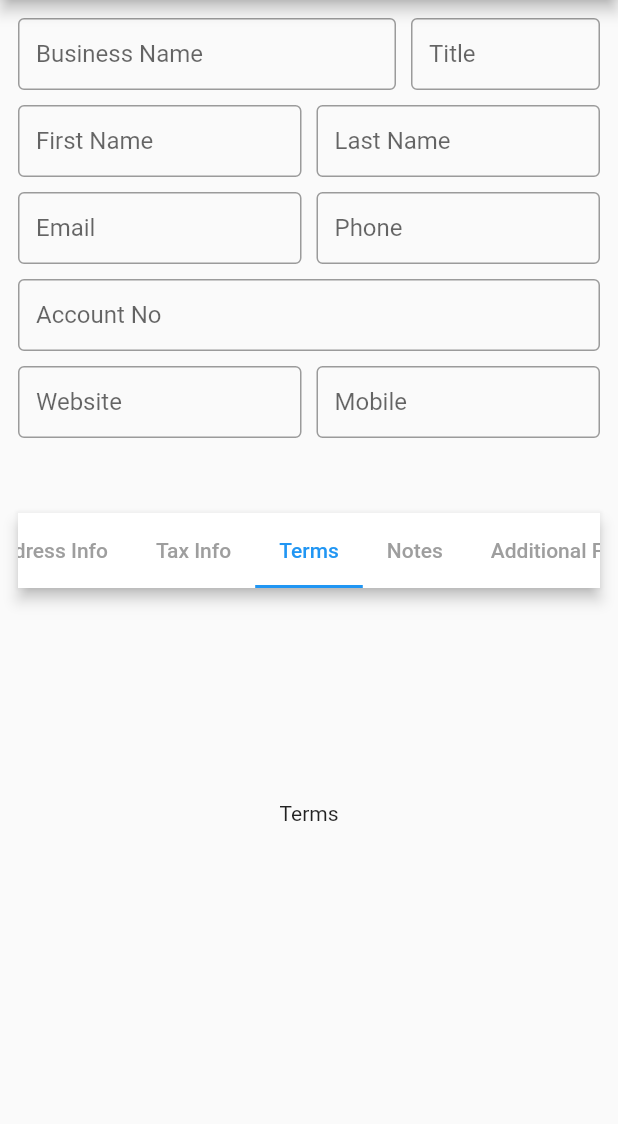
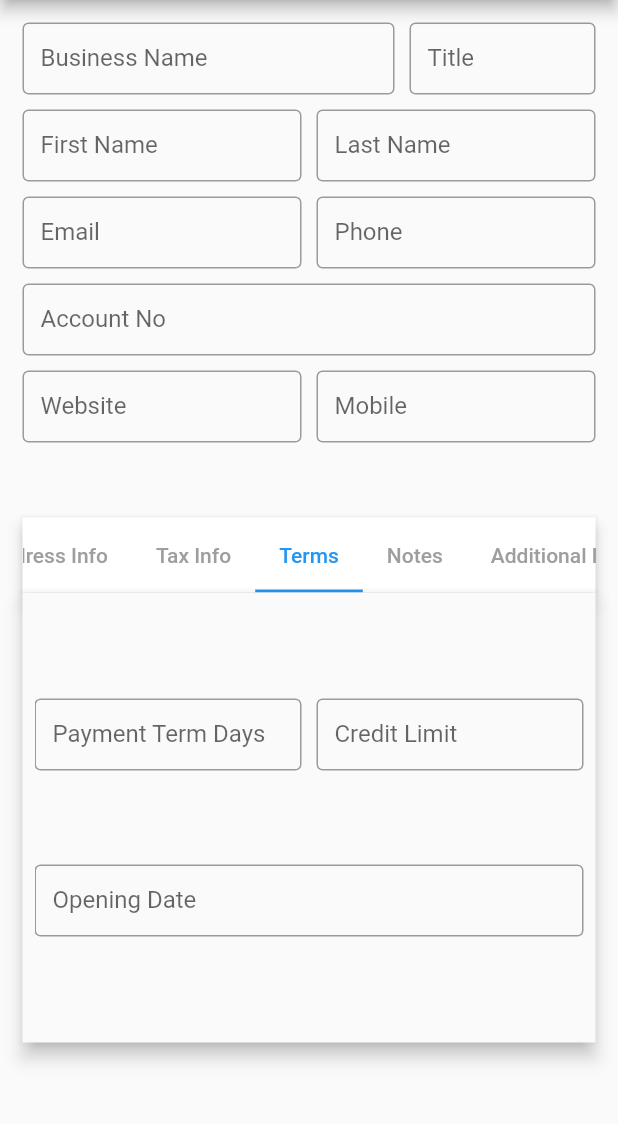
Before and after one commit to Ali-10011/fast-accounts-mobile-app, a Flutter app: the screen it shows after launch, tab 3 chosen, on a phone screen of 412 x 824 dp, the part 84-1208 px from its top. Run offline on Flutter 3.47's test engine with Material 2 defaults, Android fonts, the phone set to English and light mode, and no system bars.

Commit message:
saving work

```diff
--- a/fast_accounts/lib/views/Sales/customers.dart
+++ b/fast_accounts/lib/views/Sales/customers.dart
@@ -30,7 +30,46 @@ class _CustomersState extends State<Customers> {
   final TextEditingController _postalCodeController = TextEditingController();
   final TextEditingController _countryController = TextEditingController();
 
+//Tax Info
+  final TextEditingController _ntnNumberController = TextEditingController();
+  final TextEditingController _salesTaxController = TextEditingController();
+  final TextEditingController _cnicController = TextEditingController();
+
+  //Terms
+  final TextEditingController _paymentTermDaysController =
+      TextEditingController();
+  final TextEditingController _creditLimitController = TextEditingController();
+  final TextEditingController _openingDateController = TextEditingController();
+    final TextEditingController _openingBalanceController = TextEditingController();
+  final TextEditingController _discountController = TextEditingController();
+
+  //Notes
+  final TextEditingController _notesController = TextEditingController();
+
+  //Additional Fields
+  final TextEditingController _fieldAController = TextEditingController();
+  final TextEditingController _fieldBController = TextEditingController();
+  final TextEditingController _fieldCController = TextEditingController();
+  final TextEditingController _fieldDController = TextEditingController();
+  final TextEditingController _field1Controller = TextEditingController();
+  final TextEditingController _field2Controller = TextEditingController();
+  final TextEditingController _field3Controller = TextEditingController();
+  final TextEditingController _field4Controller = TextEditingController();
+
   final formKey = GlobalKey<FormState>();
+
+  Widget createTextFormField(
+      TextEditingController textController, String? label, String? hintText) {
+    return TextFormField(
+      controller: textController,
+      decoration: InputDecoration(
+        contentPadding: const EdgeInsets.symmetric(horizontal: 12),
+        border: const OutlineInputBorder(),
+        hintText: hintText,
+        labelText: label,
+      ),
+    );
+  }
 
   @override
   Widget build(BuildContext context) {
@@ -40,7 +79,7 @@ class _CustomersState extends State<Customers> {
         appBar: AppBar(title: const Text("Customers")),
         drawer: const NavigationDrawerWidget(),
         body: Padding(
-            padding: const EdgeInsets.all(12.0),
+            padding: const EdgeInsets.all(15.0),
             child: Form(
               key: formKey,
               child: ListView(
@@ -51,8 +90,12 @@ class _CustomersState extends State<Customers> {
                         flex: 2,
                         child: TextFormField(
                           controller: _businessNameController,
-                          // initialValue: widget.contactModel.name,
-
+                          validator: (text) {
+                            if (text == null || text.isEmpty) {
+                              return 'This Field Cannot be Empty';
+                            }
+                            return null;
+                          },
                           decoration: const InputDecoration(
                             contentPadding:
                                 EdgeInsets.symmetric(horizontal: 12),
@@ -65,19 +108,8 @@ class _CustomersState extends State<Customers> {
                       const SizedBox(width: 10),
                       Expanded(
                           flex: 1,
-                        child: TextFormField(
-                          controller: _titleController,
-                          // initialValue: widget.contactModel.name,
-
-                          decoration: const InputDecoration(
-                            contentPadding:
-                                EdgeInsets.symmetric(horizontal: 12),
-                            border: OutlineInputBorder(),
-                            hintText: "Title",
-                            labelText: "Title",
-                          ),
-                        ),
-                      )
+                          child: createTextFormField(
+                              _titleController, "Title", "Title"))
                     ],
                   ),
                   const SizedBox(
@@ -87,37 +119,15 @@ class _CustomersState extends State<Customers> {
                     children: [
                       Expanded(
                           flex: 1,
-                        child: TextFormField(
-                          controller: _firstNameController,
-                          // initialValue: widget.contactModel.name,
-
-                          decoration: const InputDecoration(
-                            contentPadding:
-                                EdgeInsets.symmetric(horizontal: 12),
-                            border: OutlineInputBorder(),
-                            hintText: "First Name",
-                            labelText: "First Name",
-                          ),
-                        ),
-                      ),
+                          child: createTextFormField(_firstNameController,
+                              "First Name", "First Name")),
                       const SizedBox(
                         width: 10,
                       ),
                       Expanded(
                           flex: 1,
-                        child: TextFormField(
-                          controller: _lastNameController,
-                          // initialValue: widget.contactModel.name,
-
-                          decoration: const InputDecoration(
-                            contentPadding:
-                                EdgeInsets.symmetric(horizontal: 12),
-                            border: OutlineInputBorder(),
-                            hintText: "Last Name",
-                            labelText: "Last Name",
-                          ),
-                        ),
-                      ),
+                          child: createTextFormField(
+                              _lastNameController, "Last Name", "Last Name")),
                     ],
                   ),
                   const SizedBox(
@@ -127,37 +137,15 @@ class _CustomersState extends State<Customers> {
                     children: [
                       Expanded(
                           flex: 1,
-                        child: TextFormField(
-                          controller: _emailController,
-                          // initialValue: widget.contactModel.name,
-
-                          decoration: const InputDecoration(
-                            contentPadding:
-                                EdgeInsets.symmetric(horizontal: 12),
-                            border: OutlineInputBorder(),
-                            hintText: "Email",
-                            labelText: "Email",
-                          ),
-                        ),
-                      ),
+                          child: createTextFormField(
+                              _emailController, "Email", "Email")),
                       const SizedBox(
                         width: 10,
                       ),
                       Expanded(
                           flex: 1,
-                        child: TextFormField(
-                          controller: _phoneController,
-                          // initialValue: widget.contactModel.name,
-
-                          decoration: const InputDecoration(
-                            contentPadding:
-                                EdgeInsets.symmetric(horizontal: 12),
-                            border: OutlineInputBorder(),
-                            hintText: "Phone",
-                            labelText: "Phone",
-                          ),
-                        ),
-                      ),
+                          child: createTextFormField(
+                              _phoneController, 'Phone', 'Phone')),
                     ],
                   ),
                   const SizedBox(
@@ -165,18 +153,8 @@ class _CustomersState extends State<Customers> {
                   ),
                   Expanded(
                       flex: 1,
-                    child: TextFormField(
-                      controller: _accountNoController,
-                      // initialValue: widget.contactModel.name,
-
-                      decoration: const InputDecoration(
-                        contentPadding: EdgeInsets.symmetric(horizontal: 12),
-                        border: OutlineInputBorder(),
-                        hintText: "Account No",
-                        labelText: "Account No",
-                      ),
-                    ),
-                  ),
+                      child: createTextFormField(
+                          _accountNoController, "Account No", "Account No")),
                   const SizedBox(
                     height: 10,
                   ),
@@ -184,37 +162,15 @@ class _CustomersState extends State<Customers> {
                     children: [
                       Expanded(
                           flex: 1,
-                        child: TextFormField(
-                          controller: _websiteController,
-                          // initialValue: widget.contactModel.name,
-
-                          decoration: const InputDecoration(
-                            contentPadding:
-                                EdgeInsets.symmetric(horizontal: 12),
-                            border: OutlineInputBorder(),
-                            hintText: "Website",
-                            labelText: "Website",
-                          ),
-                        ),
-                      ),
+                          child: createTextFormField(
+                              _websiteController, "Website", "Website")),
                       const SizedBox(
                         width: 10,
                       ),
                       Expanded(
                           flex: 1,
-                        child: TextFormField(
-                          controller: _mobileController,
-                          // initialValue: widget.contactModel.name,
-
-                          decoration: const InputDecoration(
-                            contentPadding:
-                                EdgeInsets.symmetric(horizontal: 12),
-                            border: OutlineInputBorder(),
-                            hintText: "Mobile",
-                            labelText: "Mobile",
-                          ),
-                        ),
-                      ),
+                          child: createTextFormField(
+                              _mobileController, "Mobile", "Mobile")),
                     ],
                   ),
                   const SizedBox(
@@ -248,131 +204,133 @@ class _CustomersState extends State<Customers> {
                       ),
                     ),
                   ),
-                  SizedBox(
+                  Material(
+                    elevation: 5,
+                    child: SizedBox(
                       height: 300,
+                      child: Padding(
+                        padding: const EdgeInsets.all(8.0),
                         child: TabBarView(
                           children: [
                             Column(
                               mainAxisAlignment: MainAxisAlignment.spaceEvenly,
                               children: [
-                            const SizedBox(
-                              height: 10,
-                            ),
                                 Row(
                                   children: [
                                     Expanded(
                                         flex: 1,
-                                  child: TextFormField(
-                                    controller: _billingAddressController,
-                                    // initialValue: widget.contactModel.name,
-
-                                    decoration: const InputDecoration(
-                                      contentPadding:
-                                          EdgeInsets.symmetric(horizontal: 12),
-                                      border: OutlineInputBorder(),
-                                      hintText: "Billing Address",
-                                      labelText: "Billing Address",
-                                    ),
-                                  ),
-                                ),
+                                        child: createTextFormField(
+                                            _billingAddressController,
+                                            "Billing Address",
+                                            "Billing Address")),
                                   ],
                                 ),
                                 Row(
                                   children: [
                                     Expanded(
                                         flex: 1,
-                                  child: TextFormField(
-                                    controller: _cityController,
-                                    // initialValue: widget.contactModel.name,
-
-                                    decoration: const InputDecoration(
-                                      contentPadding:
-                                          EdgeInsets.symmetric(horizontal: 12),
-                                      border: OutlineInputBorder(),
-                                      hintText: "City",
-                                      labelText: "City",
-                                    ),
-                                  ),
-                                ),
+                                        child: createTextFormField(
+                                            _cityController, "City", "City")),
                                     const SizedBox(
                                       width: 10,
                                     ),
                                     Expanded(
                                         flex: 1,
-                                  child: TextFormField(
-                                    controller: _provinceController,
-                                    // initialValue: widget.contactModel.name,
-
-                                    decoration: const InputDecoration(
-                                      contentPadding:
-                                          EdgeInsets.symmetric(horizontal: 12),
-                                      border: OutlineInputBorder(),
-                                      hintText: "Province",
-                                      labelText: "Province",
-                                    ),
-                                  ),
-                                ),
+                                        child: createTextFormField(
+                                            _provinceController,
+                                            "Province",
+                                            "Province")),
                                   ],
                                 ),
                                 Row(
                                   children: [
                                     Expanded(
                                         flex: 1,
-                                  child: TextFormField(
-                                    controller: _postalCodeController,
-                                    // initialValue: widget.contactModel.name,
-
-                                    decoration: const InputDecoration(
-                                      contentPadding:
-                                          EdgeInsets.symmetric(horizontal: 12),
-                                      border: OutlineInputBorder(),
-                                      hintText: "Postal Code",
-                                      labelText: "Postal Code",
-                                    ),
-                                  ),
-                                ),
+                                        child: createTextFormField(
+                                            _postalCodeController,
+                                            "Postal Code",
+                                            "Postal Code")),
                                     const SizedBox(
                                       width: 10,
                                     ),
                                     Expanded(
                                         flex: 1,
-                                  child: TextFormField(
-                                    controller: _countryController,
-                                    // initialValue: widget.contactModel.name,
-
-                                    decoration: const InputDecoration(
-                                      contentPadding:
-                                          EdgeInsets.symmetric(horizontal: 12),
-                                      border: OutlineInputBorder(),
-                                      hintText: "Country",
-                                      labelText: "Country",
-                                    ),
-                                  ),
-                                ),
+                                        child: createTextFormField(
+                                            _countryController,
+                                            "Country",
+                                            "Country")),
                                   ],
                                 ),
                               ],
                             ),
+                            Column(
+                              mainAxisAlignment: MainAxisAlignment.spaceEvenly,
+                              children: [
+                                Row(
+                                  children: [
+                                    Expanded(
+                                        flex: 1,
+                                        child: createTextFormField(
+                                            _ntnNumberController,
+                                            "NTN Number",
+                                            "NTN Number")),
+                                    const SizedBox(
+                                      width: 10,
+                                    ),
+                                    Expanded(
+                                        flex: 1,
+                                        child: createTextFormField(
+                                            _salesTaxController,
+                                            "Sales Tax Number",
+                                            "Sales Tax Number")),
+                                  ],
+                                ),
+                                Row(
+                                  children: [
+                                    Expanded(
+                                        flex: 1,
+                                        child: createTextFormField(
+                                            _cnicController, "CNIC", "CNIC")),
+                                  ],
+                                ),
+                              ],
+                            ),
+                            Column(
+                              mainAxisAlignment: MainAxisAlignment.spaceEvenly,
+                              children: [
+                                Row(
+                                  children: [
+                                    Expanded(
+                                        flex: 1,
+                                        child: createTextFormField(
+                                            _paymentTermDaysController,
+                                            "Payment Term Days",
+                                            "0")),
+                                    const SizedBox(
+                                      width: 10,
+                                    ),
+                                    Expanded(
+                                        flex: 1,
+                                        child: createTextFormField(
+                                            _creditLimitController,
+                                            "Credit Limit",
+                                            "0.00")),
+                                  ],
+                                ),
+                                Row(
+                                  children: [
+                                    Expanded(
+                                        flex: 1,
+                                        child: createTextFormField(
+                                            _openingDateController,
+                                            "Opening Date",
+                                            "27/03/2023")),
 
-                        // second tab bar viiew widget
-                        Container(
-
-                          child: const Center(
-                            child: Text(
-                              'Tax Info',
+                                  ],
                                 ),
-                          ),
+                              ],
                             ),
                             Container(
-
-                          child: const Center(
-                            child: Text(
-                              'Terms',
-                            ),
-                          ),
-                        ),
-                        Container(
-
                               child: const Center(
                                 child: Text(
                                   'Notes',
@@ -380,7 +338,6 @@ class _CustomersState extends State<Customers> {
                               ),
                             ),
                             Container(
-
                               child: const Center(
                                 child: Text(
                                   'Additional Fields',
@@ -390,6 +347,8 @@ class _CustomersState extends State<Customers> {
                           ],
                         ),
                       ),
+                    ),
+                  ),
                 ],
               ),
             )),
```
Lines whose indentation alone changed are shown as unchanged.
